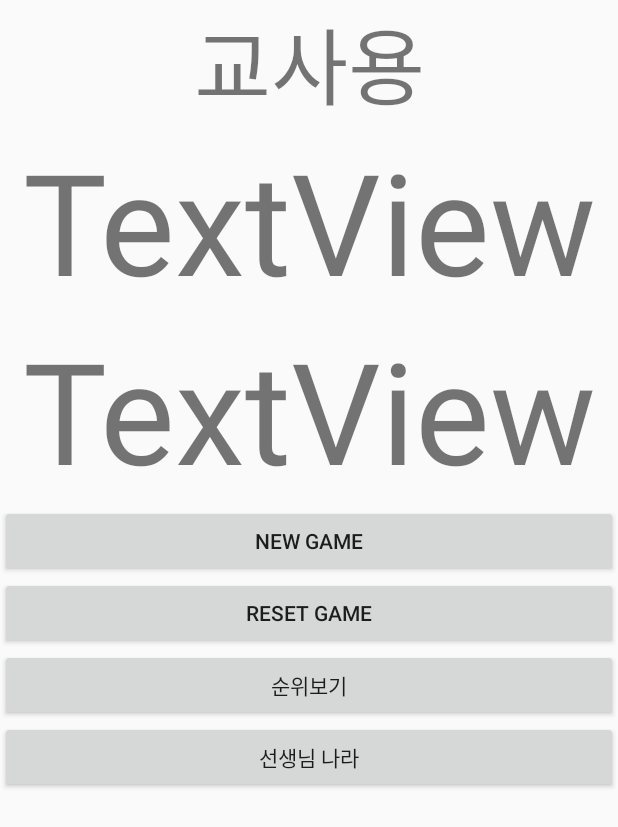
After one commit to j991132/trade, an Android app: the TeacherPage screen opened directly, with no data from a screen before it, on a phone screen of 412 x 824 dp. The commit adds this screen. Shown: the top 827 px of the screen. Run offline under Robolectric (Android 15) with nearby library versions, the phone set to English and light mode, and no system bars; our stand-ins replace Firebase (no records; nobody signed in at launch, a user with empty details on screens opened directly).

Commit message:
0424 선생님페이지 만드는 중 인텐트값 넘겨주었으니 그걸로 컬렉션 생성수정

```diff
--- a/app/build.gradle
+++ b/app/build.gradle
@@ -24,6 +24,7 @@ dependencies {
     implementation 'androidx.constraintlayout:constraintlayout:1.1.3'
     implementation 'com.google.firebase:firebase-core:16.0.1'
     implementation 'com.google.firebase:firebase-firestore:17.1.0'
+    implementation 'com.google.android.material:material:1.4.0'
     testImplementation 'junit:junit:4.12'
     androidTestImplementation 'androidx.test:runner:1.1.0-alpha4'
     androidTestImplementation 'androidx.test.espresso:espresso-core:3.3.0-alpha02'
--- a/app/src/main/java/com/social/trade/nation.java
+++ b/app/src/main/java/com/social/trade/nation.java
@@ -13,7 +13,6 @@ import android.os.Bundle;
 import android.util.Log;
 import android.view.View;
 import android.widget.Button;
-import android.widget.EditText;
 import android.widget.ImageView;
 import android.widget.TextView;
 import android.widget.Toast;
@@ -27,7 +26,6 @@ import com.google.firebase.firestore.DocumentSnapshot;
 import com.google.firebase.firestore.EventListener;
 import com.google.firebase.firestore.FirebaseFirestore;
 import com.google.firebase.firestore.FirebaseFirestoreException;
-import com.google.protobuf.StringValue;
 
 public class nation extends AppCompatActivity implements DialogInterface.OnDismissListener {
 
@@ -215,7 +213,7 @@ public class nation extends AppCompatActivity implements DialogInterface.OnDismi
                 tradetargetnation.setContentView(R.layout.tradetargetnation);
 
 //setcontentview 를 먼저 연결해준 뒤에 텍스트뷰를 선언해야 널 에러가 안뜬다
-                TextView message = (TextView) tradetargetnation.findViewById(R.id.title);
+                TextView message = (TextView) tradetargetnation.findViewById(R.id.gamenumber);
                 message.setText("무역하고 싶은 나라는?");
 
                 Button nation1 = (Button) tradetargetnation.findViewById(R.id.nation1);
--- /dev/null
+++ b/app/src/main/res/layout/activity_teacher_page.xml
@@ -0,0 +1,95 @@
+<?xml version="1.0" encoding="utf-8"?>
+<LinearLayout xmlns:android="http://schemas.android.com/apk/res/android"
+    xmlns:app="http://schemas.android.com/apk/res-auto"
+    xmlns:tools="http://schemas.android.com/tools"
+    android:layout_width="match_parent"
+    android:layout_height="match_parent"
+    android:orientation="vertical"
+    tools:context=".TeacherPage">
+
+    <LinearLayout
+        android:layout_width="match_parent"
+        android:layout_height="match_parent"
+        android:layout_weight="2.2"
+        android:gravity="center"
+        android:orientation="horizontal">
+
+        <TextView
+            android:id="@+id/textView4"
+            android:layout_width="match_parent"
+            android:layout_height="match_parent"
+            android:layout_weight="1"
+            android:gravity="center"
+
+            android:text="교사용"
+            app:autoSizeMaxTextSize="100sp"
+            app:autoSizeMinTextSize="1sp"
+            app:autoSizeStepGranularity="1sp"
+            app:autoSizeTextType="uniform"/>
+    </LinearLayout>
+
+    <LinearLayout
+        android:layout_width="match_parent"
+        android:layout_height="match_parent"
+        android:layout_weight="1.7"
+        android:gravity="center"
+        android:orientation="vertical">
+
+        <TextView
+            android:id="@+id/school_msg"
+            android:layout_width="match_parent"
+            android:layout_height="match_parent"
+            android:layout_weight="1"
+            android:gravity="center"
+            android:text="TextView"
+            app:autoSizeMaxTextSize="100sp"
+            app:autoSizeMinTextSize="1sp"
+            app:autoSizeStepGranularity="1sp"
+            app:autoSizeTextType="uniform" />
+
+        <TextView
+            android:id="@+id/teacher_msg"
+            android:layout_width="match_parent"
+            android:layout_height="match_parent"
+            android:layout_weight="1"
+            android:gravity="center"
+            android:text="TextView"
+            app:autoSizeMaxTextSize="100sp"
+            app:autoSizeMinTextSize="1sp"
+            app:autoSizeStepGranularity="1sp"
+            app:autoSizeTextType="uniform" />
+    </LinearLayout>
+
+
+
+    <LinearLayout
+        android:layout_width="match_parent"
+        android:layout_height="match_parent"
+        android:layout_weight="1"
+        android:orientation="vertical">
+
+        <Button
+            android:id="@+id/newgame_btn"
+            android:layout_width="match_parent"
+            android:layout_height="wrap_content"
+            android:text="New Game" />
+
+        <Button
+            android:id="@+id/resetgame_btn"
+            android:layout_width="match_parent"
+            android:layout_height="wrap_content"
+            android:text="Reset Game" />
+
+        <Button
+            android:id="@+id/chart_btn"
+            android:layout_width="match_parent"
+            android:layout_height="wrap_content"
+            android:text="순위보기" />
+
+        <Button
+            android:id="@+id/teachernation_btn"
+            android:layout_width="match_parent"
+            android:layout_height="wrap_content"
+            android:text="선생님 나라" />
+    </LinearLayout>
+</LinearLayout>
--- a/app/src/main/res/layout/tradetargetnation.xml
+++ b/app/src/main/res/layout/tradetargetnation.xml
@@ -6,7 +6,7 @@
     android:orientation="vertical">
 
     <TextView
-        android:id="@+id/title"
+        android:id="@+id/gamenumber"
         android:layout_width="match_parent"
         android:layout_height="wrap_content"
         android:gravity="center"
```
Also changed, not shown: app/src/main/AndroidManifest.xml (+11 -4 lines), app/src/main/java/com/social/trade/MainActivity.java (+32 -7 lines), app/src/main/java/com/social/trade/TeacherPage.java (added, +376 -0 lines), app/src/main/res/layout/activity_main.xml (+65 -10 lines), app/src/main/res/layout/makegame_dialog.xml (added, +99 -0 lines).
